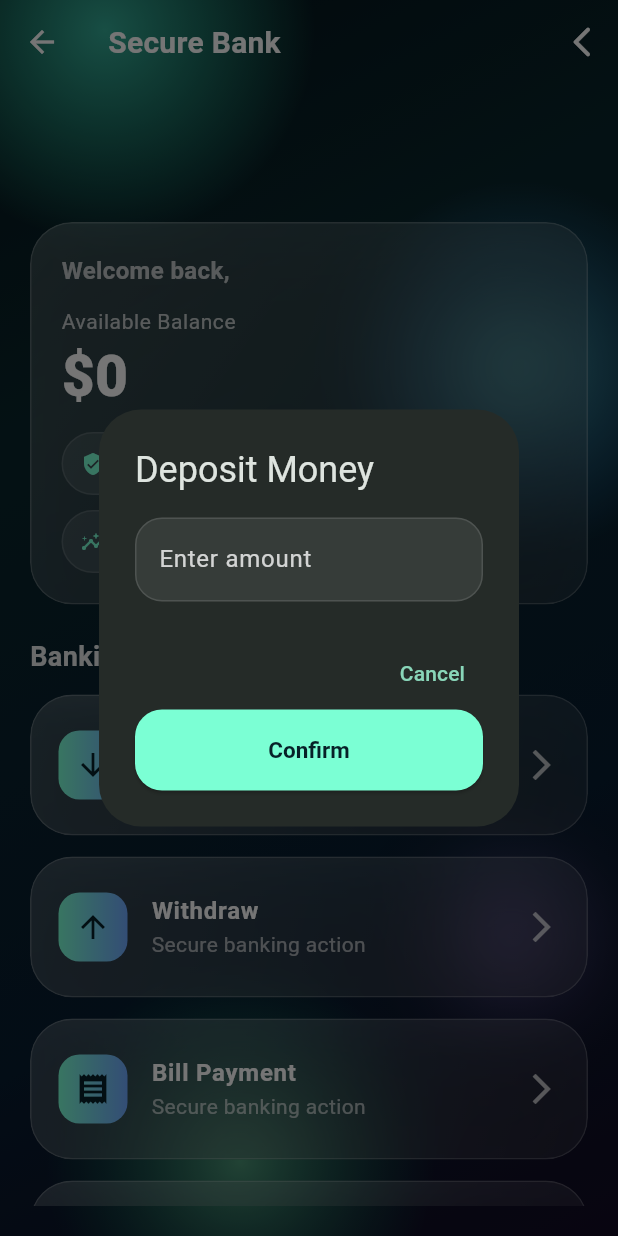
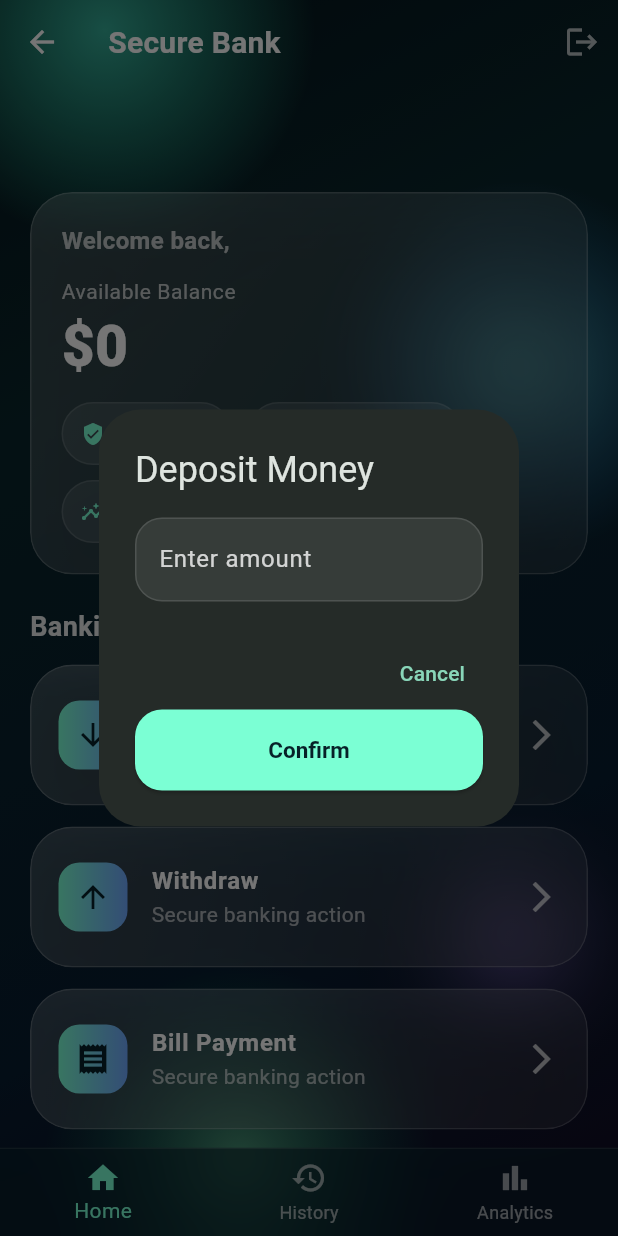
Before and after one commit to OmarDLLFile/Banki-Mobile-App-Flutter-Version, a Flutter app: the HomeScreen screen opened directly, after a tap on "Deposit", on a phone screen of 412 x 824 dp. Run offline on Flutter 3.47's test engine with Material 3 defaults, Android fonts, the phone set to English and light mode, and no system bars; our stand-ins replace audioplayers, cloud_firestore, firebase_auth, firebase_core, fl_chart, flutter_riverpod and 3 more; missing offline and left inert: mailer; accounts and stored records are empty.

Commit message:
feat: UX refinements and security enhancements
- UI: Removed redundant back arrow from Bill Payment screen.
- UX: Added password visibility toggle (eye icon) to Login screen.
- Nav: Implemented a frosted glass BottomNavigationBar on the Home screen for intuitive navigation between Home, History, and Analytics.
- Nav: Added a global logout button to the Home screen AppBar.
- UI: Adjusted list padding across main screens to ensure content scrolls seamlessly underneath the new bottom navigation bar.
- Security: Implemented PrivacyBlurWrapper to hide sensitive app content with a frosted overlay when entering the OS task switcher.
- Chore: Renamed branch to dev.

```diff
--- a/lib/screens/analytics_screen.dart
+++ b/lib/screens/analytics_screen.dart
@@ -101,6 +101,7 @@ class _AnalyticsScreenState extends State<AnalyticsScreen> {
         actions: const [TopRightBackButton()],
       ),
       body: AuroraBackground(
+        padding: EdgeInsets.zero,
         child: LayoutBuilder(
           builder: (context, constraints) {
             final contentWidth = constraints.maxWidth > 780
@@ -132,7 +133,7 @@ class _AnalyticsScreenState extends State<AnalyticsScreen> {
                   child: SizedBox(
                     width: contentWidth,
                     child: ListView(
-                      padding: const EdgeInsets.only(top: 72, bottom: 20),
+                      padding: const EdgeInsets.fromLTRB(20, 72, 20, 90),
                       children: [
                         FrostedPanel(
                           child: Column(
--- a/lib/screens/bill_payment_screen.dart
+++ b/lib/screens/bill_payment_screen.dart
@@ -5,7 +5,6 @@ import 'package:firebase_auth/firebase_auth.dart';
 import '../services/fraud_detection_service.dart';
 import '../services/sound_feedback_service.dart';
 import '../utils/input_validators.dart';
-import '../widgets/top_right_back_button.dart';
 
 class BillPaymentScreen extends StatefulWidget {
   const BillPaymentScreen({super.key});
@@ -92,7 +91,6 @@ class _BillPaymentScreenState extends State<BillPaymentScreen> {
     return Scaffold(
       appBar: AppBar(
         title: const Text("Bill Payment"),
-        actions: const [TopRightBackButton()],
       ),
 
       body: Padding(
--- a/lib/screens/home_screen.dart
+++ b/lib/screens/home_screen.dart
@@ -1,4 +1,5 @@
 import 'dart:async';
+import 'dart:ui';
 import 'package:flutter/material.dart';
 import 'package:flutter/services.dart';
 import 'package:firebase_auth/firebase_auth.dart';
@@ -17,20 +18,19 @@ import '../services/sound_feedback_service.dart';
 import '../utils/input_validators.dart';
 import '../widgets/aurora_background.dart';
 import '../widgets/top_right_back_button.dart';
+import 'package:flutter_riverpod/flutter_riverpod.dart';
+import '../providers/service_providers.dart';
 
-class HomeScreen extends StatefulWidget {
+class HomeScreen extends ConsumerStatefulWidget {
   const HomeScreen({super.key});
 
   @override
-  State<HomeScreen> createState() => _HomeScreenState();
+  ConsumerState<HomeScreen> createState() => _HomeScreenState();
 }
 
-class _HomeScreenState extends State<HomeScreen> {
-  final FirestoreService firestore = FirestoreService();
-  final SecureStorageService storage = SecureStorageService();
-  final TransactionSecurityService security = TransactionSecurityService();
-  final FraudDetectionService fraudDetection = FraudDetectionService();
-  final SoundFeedbackService soundFeedback = SoundFeedbackService();
+class _HomeScreenState extends ConsumerState<HomeScreen> {
+
+  int _currentIndex = 0;
 
   Map<String, dynamic>? userData;
 
@@ -63,7 +63,7 @@ class _HomeScreenState extends State<HomeScreen> {
     final difference = DateTime.now().difference(lastActivity);
 
     if (difference.inMinutes > 5) {
-      storage.clearSession();
+      ref.read(secureStorageServiceProvider).clearSession();
 
       Navigator.pushAndRemoveUntil(
         context,
@@ -73,13 +73,24 @@ class _HomeScreenState extends State<HomeScreen> {
     }
   }
 
+  void logout() async {
+    await FirebaseAuth.instance.signOut();
+    await ref.read(secureStorageServiceProvider).clearSession();
+    if (!mounted) return;
+    Navigator.pushAndRemoveUntil(
+      context,
+      MaterialPageRoute(builder: (_) => const LoginScreen()),
+      (_) => false,
+    );
+  }
+
   void updateActivity() {
     lastActivity = DateTime.now();
   }
 
   void listenToUser() {
     final uid = FirebaseAuth.instance.currentUser!.uid;
-    userSubscription = firestore.streamUser(uid).listen((data) {
+    userSubscription = ref.read(firestoreServiceProvider).streamUser(uid).listen((data) {
       if (!mounted || data == null) {
         return;
       }
@@ -124,11 +135,11 @@ class _HomeScreenState extends State<HomeScreen> {
       'timestamp': FieldValue.serverTimestamp(),
     });
 
-    await soundFeedback.playSuccessSound();
+    await ref.read(soundFeedbackServiceProvider).playSuccessSound();
   }
 
   Future<bool> guardTransaction() async {
-    final result = await fraudDetection.checkBeforeTransaction();
+    final result = await ref.read(fraudDetectionServiceProvider).checkBeforeTransaction();
 
     if (!result.allowed && mounted) {
       ScaffoldMessenger.of(context).showSnackBar(
@@ -166,7 +177,7 @@ class _HomeScreenState extends State<HomeScreen> {
           });
     });
 
-    await soundFeedback.playSuccessSound();
+    await ref.read(soundFeedbackServiceProvider).playSuccessSound();
   }
 
   Future<void> transferMoney(String email, double amount) async {
@@ -232,7 +243,7 @@ class _HomeScreenState extends State<HomeScreen> {
           });
     });
 
-    await soundFeedback.playSuccessSound();
+    await ref.read(soundFeedbackServiceProvider).playSuccessSound();
   }
 
   void showTransferDialog() {
@@ -302,7 +313,7 @@ class _HomeScreenState extends State<HomeScreen> {
                 }
 
                 /// SECURITY LAYER
-                bool authorized = await security.authorize(
+                bool authorized = await ref.read(transactionSecurityServiceProvider).authorize(
                   dialogContext,
                   userData!['email'],
                 );
@@ -378,15 +389,26 @@ class _HomeScreenState extends State<HomeScreen> {
     return GestureDetector(
       onTap: updateActivity,
       child: Scaffold(
-        extendBodyBehindAppBar: true,
-        appBar: AppBar(
+        extendBody: true,
+        extendBodyBehindAppBar: _currentIndex == 0,
+        appBar: _currentIndex == 0 ? AppBar(
           title: const Text("Secure Bank"),
-          actions: const [TopRightBackButton()],
-        ),
-        body: AuroraBackground(
-          child: ListView(
-            children: [
-              const SizedBox(height: 72),
+          actions: [
+            IconButton(
+              icon: const Icon(Icons.logout, color: Colors.white70),
+              onPressed: logout,
+            ),
+          ],
+        ) : null,
+        body: IndexedStack(
+          index: _currentIndex,
+          children: [
+            AuroraBackground(
+              padding: EdgeInsets.zero,
+              child: ListView(
+                padding: const EdgeInsets.fromLTRB(20, 0, 20, 90),
+                children: [
+                  const SizedBox(height: 72),
               FrostedPanel(
                 child: Column(
                   crossAxisAlignment: CrossAxisAlignment.start,
@@ -506,6 +528,54 @@ class _HomeScreenState extends State<HomeScreen> {
             ],
           ),
         ),
+            const TransactionScreen(),
+            const AnalyticsScreen(),
+          ],
+        ),
+        bottomNavigationBar: ClipRRect(
+          child: BackdropFilter(
+            filter: ImageFilter.blur(sigmaX: 12, sigmaY: 12),
+            child: Container(
+              decoration: BoxDecoration(
+                color: const Color(0xFF062029).withValues(alpha: 0.6),
+                border: Border(
+                  top: BorderSide(
+                    color: Colors.white.withValues(alpha: 0.1),
+                    width: 1,
+                  ),
+                ),
+              ),
+              child: BottomNavigationBar(
+                backgroundColor: Colors.transparent,
+                elevation: 0,
+                selectedItemColor: const Color(0xFF7BFFD4),
+          unselectedItemColor: Colors.white60,
+          currentIndex: _currentIndex,
+          type: BottomNavigationBarType.fixed,
+          onTap: (index) {
+            setState(() {
+              _currentIndex = index;
+            });
+            updateActivity();
+          },
+          items: const [
+            BottomNavigationBarItem(
+              icon: Icon(Icons.home),
+              label: 'Home',
+            ),
+            BottomNavigationBarItem(
+              icon: Icon(Icons.history),
+              label: 'History',
+            ),
+            BottomNavigationBarItem(
+              icon: Icon(Icons.bar_chart),
+              label: 'Analytics',
+            ),
+          ],
+        ),
+            ),
+          ),
+        ),
       ),
     );
   }
@@ -586,7 +656,7 @@ class _HomeScreenState extends State<HomeScreen> {
                 }
 
                 /// SECURITY LAYER
-                bool authorized = await security.authorize(
+                bool authorized = await ref.read(transactionSecurityServiceProvider).authorize(
                   dialogContext,
                   userData!['email'],
                 );
--- a/lib/screens/transaction_screen.dart
+++ b/lib/screens/transaction_screen.dart
@@ -288,6 +288,7 @@ class _TransactionScreenState extends State<TransactionScreen> {
         ],
       ),
       body: AuroraBackground(
+        padding: EdgeInsets.zero,
         child: StreamBuilder<QuerySnapshot<Map<String, dynamic>>>(
           stream: transactionStream,
           builder: (context, snapshot) {
@@ -320,7 +321,7 @@ class _TransactionScreenState extends State<TransactionScreen> {
                     width: contentWidth,
                     child: ListView(
                       physics: const BouncingScrollPhysics(),
-                      padding: const EdgeInsets.only(top: 72, bottom: 20),
+                      padding: const EdgeInsets.fromLTRB(20, 72, 20, 90),
                       children: [
                         FrostedPanel(
                           child: Column(
--- a/pubspec.yaml
+++ b/pubspec.yaml
@@ -42,6 +42,9 @@ dependencies:
   mailer: ^7.1.0
   vibration: ^3.1.3
   audioplayers: ^6.1.0
+  flutter_riverpod: ^2.5.1
+  riverpod_annotation: ^2.3.5
+  get_it: ^7.7.0
 
 
   # The following adds the Cupertino Icons font to your application.
@@ -59,6 +62,8 @@ dev_dependencies:
   # package. See that file for information about deactivating specific lint
   # rules and activating additional ones.
   flutter_lints: ^6.0.0
+  riverpod_generator: ^2.4.0
+  build_runner: ^2.4.9
 
 # For information on the generic Dart part of this file, see the
 # following page: https://dart.dev/tools/pub/pubspec
```
Also changed, not shown: lib/main.dart (+10 -1 lines), lib/providers/service_providers.dart (added, +31 -0 lines), lib/screens/login_screen.dart (+16 -2 lines), lib/widgets/privacy_blur_wrapper.dart (added, +82 -0 lines), pubspec.lock, 8 other files.
